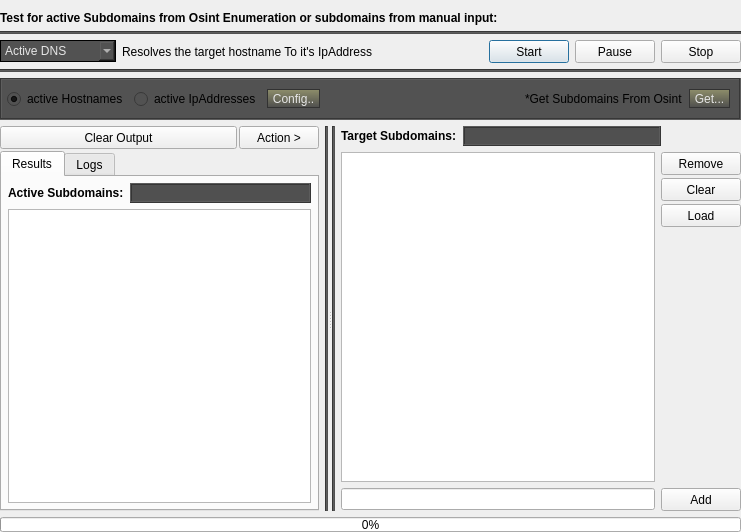
Before: the Qt Designer form Gui/src/ActiveTab/Active.ui in 3nock/OTE, drawn with Qt 5.
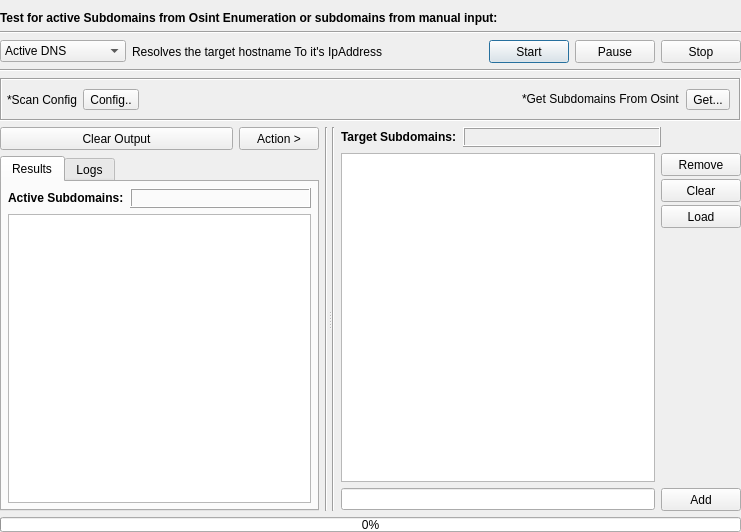
After: the same form once the commit is applied.

Patch:
```diff
--- a/Gui/src/ActiveTab/Active.ui
+++ b/Gui/src/ActiveTab/Active.ui
@@ -50,7 +50,7 @@
      <item>
       <widget class="Line" name="line_10">
        <property name="styleSheet">
-        <string notr="true">background-color:rgb(82, 82, 82);</string>
+        <string notr="true"/>
        </property>
        <property name="orientation">
         <enum>Qt::Horizontal</enum>
@@ -81,12 +81,7 @@
           </size>
          </property>
          <property name="styleSheet">
-          <string notr="true">border-style: solid;
-border-color: black;
-border-width: 1px;
-background-color:rgb(82, 82, 82);
-selection-background-color: qlineargradient(spread:pad, x1:0.5, y1:1, x2:0.5, y2:0, stop:0 rgba(77, 77, 77, 255), stop:0.7 rgb(143, 143, 107));
-color: rgb(230,230,230);</string>
+          <string notr="true"/>
          </property>
          <item>
           <property name="text">
@@ -206,7 +201,7 @@
      <item>
       <widget class="Line" name="line">
        <property name="styleSheet">
-        <string notr="true">background-color:rgb(82, 82, 82);</string>
+        <string notr="true"/>
        </property>
        <property name="orientation">
         <enum>Qt::Horizontal</enum>
@@ -226,7 +221,7 @@
         </sizepolicy>
        </property>
        <property name="styleSheet">
-        <string notr="true">background-color:rgb(82, 82, 82);</string>
+        <string notr="true"/>
        </property>
        <property name="frameShape">
         <enum>QFrame::Box</enum>
@@ -242,19 +237,9 @@
          <number>9</number>
         </property>
         <item>
-         <widget class="QRadioButton" name="radioButton_hostname">
+         <widget class="QLabel" name="label">
           <property name="text">
-           <string>active Hostnames</string>
-          </property>
-          <property name="checked">
-           <bool>true</bool>
-          </property>
-         </widget>
-        </item>
-        <item>
-         <widget class="QRadioButton" name="radioButton_ip">
-          <property name="text">
-           <string>active IpAddresses</string>
+           <string>*Scan Config</string>
           </property>
          </widget>
         </item>
@@ -267,12 +252,7 @@
            </size>
           </property>
           <property name="styleSheet">
-           <string notr="true">background-color: qlineargradient(spread:pad, x1:0.5, y1:1, x2:0.5, y2:0, stop:0 rgba(77, 77, 77, 255), stop:1 rgb(143, 143, 107));
-color: rgb(230,230,230);
-border-style: solid;
-border-color: rgb(50, 50, 50);
-border-width: 1px;
-border-radius: 15px</string>
+           <string notr="true"/>
           </property>
           <property name="text">
            <string>Config..</string>
@@ -314,12 +294,7 @@
            </size>
           </property>
           <property name="styleSheet">
-           <string notr="true">background-color: qlineargradient(spread:pad, x1:0.5, y1:1, x2:0.5, y2:0, stop:0 rgba(77, 77, 77, 255), stop:1 rgb(143, 143, 107));
-color: rgb(230,230,230);
-border-style: solid;
-border-color: rgb(50, 50, 50);
-border-width: 1px;
-border-radius: 15px</string>
+           <string notr="true"/>
           </property>
           <property name="text">
            <string>Get...</string>
@@ -341,7 +316,7 @@
        <item>
         <layout class="QVBoxLayout" name="verticalLayout_22">
          <property name="spacing">
-          <number>2</number>
+          <number>6</number>
          </property>
          <item>
           <layout class="QHBoxLayout" name="horizontalLayout_17">
@@ -479,7 +454,7 @@
                   </font>
                  </property>
                  <property name="styleSheet">
-                  <string notr="true">background-color:rgb(80, 80, 80);</string>
+                  <string notr="true"/>
                  </property>
                  <property name="frameShape">
                   <enum>QFrame::Box</enum>
@@ -541,6 +516,9 @@
                <attribute name="horizontalHeaderShowSortIndicator" stdset="0">
                 <bool>true</bool>
                </attribute>
+               <attribute name="horizontalHeaderStretchLastSection">
+                <bool>true</bool>
+               </attribute>
                <attribute name="verticalHeaderVisible">
                 <bool>false</bool>
                </attribute>
@@ -596,7 +574,7 @@
        <item>
         <widget class="Line" name="line_17">
          <property name="styleSheet">
-          <string notr="true">background-color:rgb(82, 82, 82);</string>
+          <string notr="true"/>
          </property>
          <property name="orientation">
           <enum>Qt::Vertical</enum>
@@ -610,7 +588,7 @@
        <item>
         <widget class="Line" name="line_7">
          <property name="styleSheet">
-          <string notr="true">background-color:rgb(82, 82, 82);</string>
+          <string notr="true"/>
          </property>
          <property name="orientation">
           <enum>Qt::Vertical</enum>
@@ -683,7 +661,7 @@
                </font>
               </property>
               <property name="styleSheet">
-               <string notr="true">background-color:rgb(80, 80, 80);</string>
+               <string notr="true"/>
               </property>
               <property name="frameShape">
                <enum>QFrame::Box</enum>
```
Left out of the diff: 19 changed lines with no effect on the pictures.
